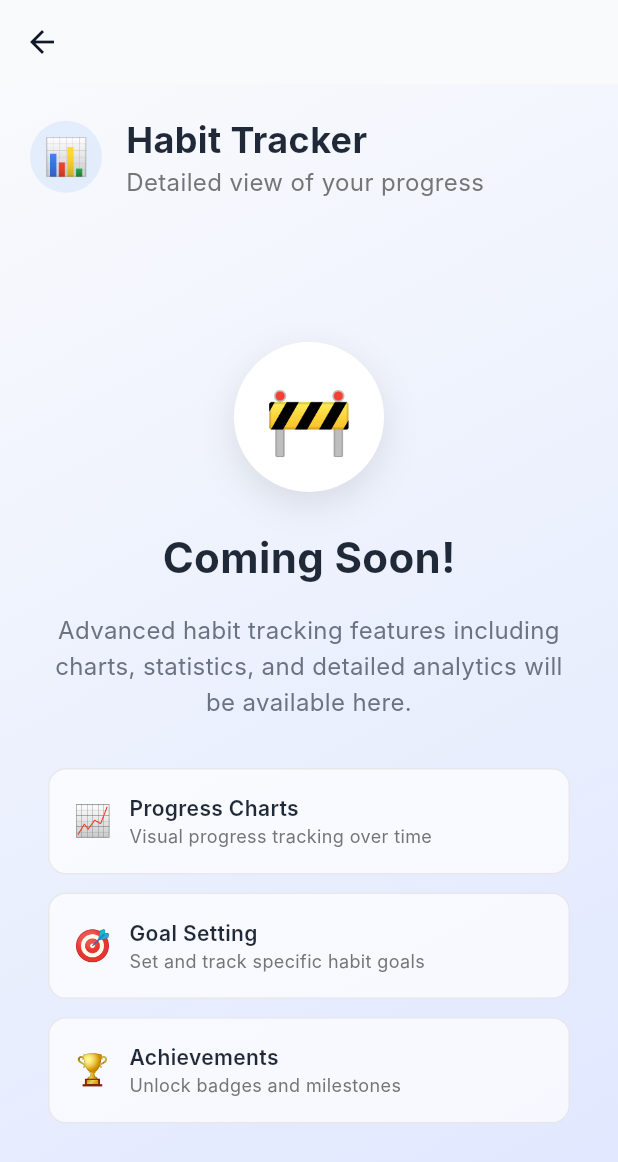
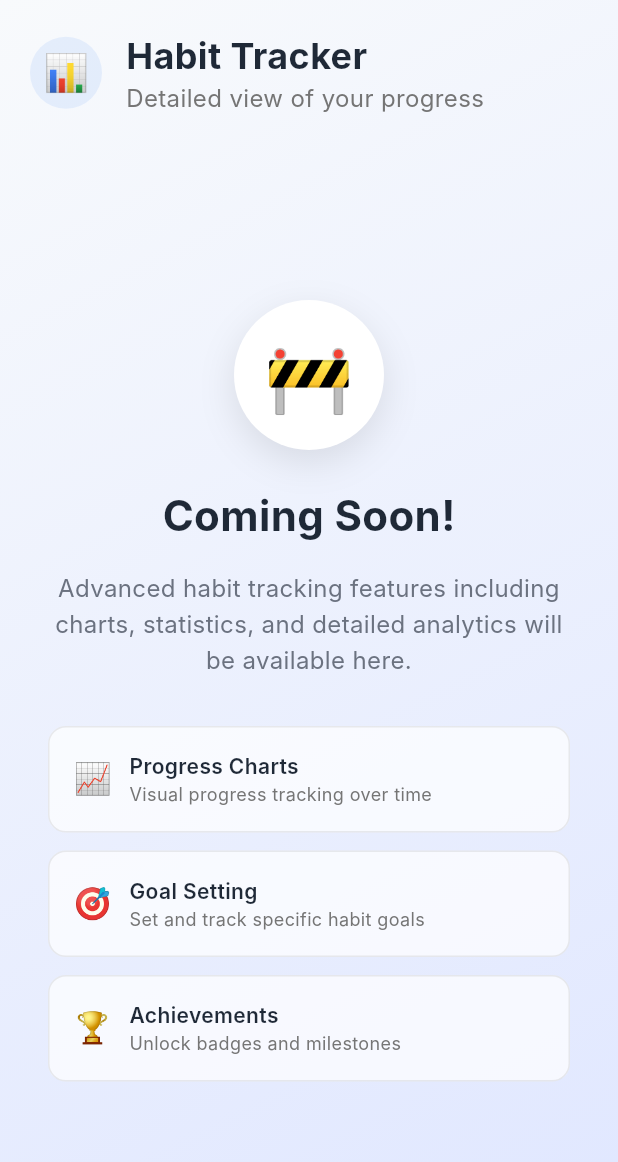
Before and after one commit to mahmoudassasa/Routina, a Flutter app: the HabitTrackerScreen screen opened by its route, on a phone screen of 412 x 824 dp. Shown: the top 1162 px of the screen. Run offline on Flutter 3.47's test engine with Material 3 defaults, Android fonts, the phone set to English and light mode, and no system bars; our stand-ins replace firebase_core, flutter_bloc, flutter_screenutil; accounts and stored records are empty; Roboto replaces fonts that are missing (Inter).

Commit message:
- Fixed Bottom Navigation Bar and all pages has no scaffold now and the bar animation is working.

```diff
--- a/lib/core/routing/app_router.dart
+++ b/lib/core/routing/app_router.dart
@@ -1,10 +1,10 @@
 import 'package:flutter/material.dart';
 import 'package:flutter_bloc/flutter_bloc.dart';
+import 'package:routina/core/helpers/widgets/bottom_navigation_bar_main_layout.dart';
 import 'package:routina/features/analyze_screen/ui/analyze_screen.dart';
 import 'package:routina/features/forgot_password/ui/forgot_password.dart';
 import 'package:routina/features/habit_tracker_screen/ui/habit_tracker_screen.dart';
 import 'package:routina/features/home_screen/logic/cubit/home_cubit.dart';
-import 'package:routina/features/home_screen/ui/home_screen.dart';
 import 'package:routina/features/login_screen/logic/cubit/login_cubit.dart';
 import 'package:routina/features/login_screen/ui/login_screen.dart';
 import 'package:routina/features/profile_screen/ui/profile_screen.dart';
@@ -13,12 +13,12 @@ import 'package:routina/features/register_screen/ui/register_screen.dart';
 import '../../features/onboarding_screen/ui/onboarding_screen.dart';
 import 'routes.dart';
 
-
 class AppRouter {
   Route? generateRoute(RouteSettings settings) {
     switch (settings.name) {
       case Routes.onBoardingScreen:
         return MaterialPageRoute(builder: (_) => const OnboardingScreen());
+
       case Routes.loginScreen:
         return MaterialPageRoute(
           builder: (_) => BlocProvider(
@@ -26,13 +26,13 @@ class AppRouter {
             child: const LoginScreen(),
           ),
         );
-      case Routes.homeScreen:
-        return MaterialPageRoute(
-          builder: (_) => BlocProvider(
-            create: (context) => HomeCubit()..loadHabits(),
-            child: const HomeScreen(),
-          ),
-        );
+      // case Routes.homeScreen:
+      //   return MaterialPageRoute(
+      //     builder: (_) => BlocProvider(
+      //       create: (context) => HomeCubit()..loadHabits(),
+      //       child: const HomeScreen(),
+      //     ),
+      //   );
       case Routes.registerScreen:
         return MaterialPageRoute(
           builder: (_) => BlocProvider(
@@ -48,6 +48,14 @@ class AppRouter {
         return MaterialPageRoute(builder: (__) => const HabitTrackerScreen());
       case Routes.analyzeScreen:
         return MaterialPageRoute(builder: (__) => const AnalyzeScreen());
+      case Routes.mainLayout:
+        return MaterialPageRoute(
+          builder: (_) => BlocProvider(
+            create: (context) => HomeCubit()..loadHabits(),
+            child: const BottomNavigationBarMainLayout(),
+          ),
+        );
+
       default:
         return null;
     }
--- a/lib/core/routing/routes.dart
+++ b/lib/core/routing/routes.dart
@@ -8,4 +8,5 @@ class Routes {
   static const String profileScreen = '/profileScreen';
   static const String mainNavigationScreen = '/mainNavigationScreen';
   static const String forgetPasswordScreen = '/forgetPasswordScreen';
+   static const mainLayout = '/mainLayout';
 }
--- a/lib/features/habit_tracker_screen/ui/habit_tracker_screen.dart
+++ b/lib/features/habit_tracker_screen/ui/habit_tracker_screen.dart
@@ -2,19 +2,17 @@ import 'package:flutter/material.dart';
 import 'package:routina/features/habit_tracker_screen/ui/widgets/habit_tracker_screen_coming_soon_content.dart';
 import 'package:routina/features/habit_tracker_screen/ui/widgets/habit_tracker_screen_header.dart';
 
-class HabitTrackerScreen extends StatelessWidget {
+class HabitTrackerScreen extends StatefulWidget {
   const HabitTrackerScreen({super.key});
 
   @override
+  State<HabitTrackerScreen> createState() => _HabitTrackerScreenState();
+}
+
+class _HabitTrackerScreenState extends State<HabitTrackerScreen> {
+  @override
   Widget build(BuildContext context) {
-    return Scaffold(
-      appBar: AppBar(
-        // backgroundColor: AppColors.backgroundGradientStart,
-        backgroundColor: Color(0xFFF8FAFC),
-        elevation: 0,
-
-      ),
-      body: Container(
+    return  Container(
         decoration: const BoxDecoration(
           gradient: LinearGradient(
             begin: Alignment.topLeft,
@@ -35,7 +33,6 @@ class HabitTrackerScreen extends StatelessWidget {
             ],
           ),
         ),
-      ),
-    );
+      );
   }
 }
--- a/lib/features/login_screen/ui/login_screen.dart
+++ b/lib/features/login_screen/ui/login_screen.dart
@@ -51,7 +51,7 @@ class _LoginScreenState extends State<LoginScreen> {
           child: BlocListener<LoginCubit, LoginState>(
             listener: (context, state) {
               if (state.status == LoginStatus.success) {
-                context.pushReplacementNamed(Routes.homeScreen);
+                context.pushReplacementNamed(Routes.mainLayout);
               } else if (state.status == LoginStatus.error) {
                 ScaffoldMessenger.of(context).showSnackBar(
                   SnackBar(
--- a/lib/features/register_screen/ui/register_screen.dart
+++ b/lib/features/register_screen/ui/register_screen.dart
@@ -62,7 +62,7 @@ class _RegisterScreenState extends State<RegisterScreen> {
           child: BlocListener<RegisterCubit, RegisterState>(
             listener: (context, state) {
               if (state.status == RegisterStatus.success) {
-                context.pushReplacementNamed(Routes.homeScreen);
+                context.pushReplacementNamed(Routes.mainLayout);
               } else if (state.status == RegisterStatus.error) {
                 ScaffoldMessenger.of(context).showSnackBar(
                   SnackBar(
--- a/lib/main.dart
+++ b/lib/main.dart
@@ -5,6 +5,5 @@ import 'routina_app.dart';
 
 
 void main() {
-
   runApp(RoutinaApp(appRouter: AppRouter()));
 }
```
Also changed, not shown: lib/core/helpers/constants.dart (+1 -65 lines), lib/core/helpers/widgets/bottom_navigation_bar_main_layout.dart (added, +80 -0 lines), lib/features/analyze_screen/ui/analyze_screen.dart (+8 -10 lines), lib/features/home_screen/ui/home_screen.dart (+5 -8 lines), lib/features/profile_screen/ui/profile_screen.dart (+8 -10 lines).
